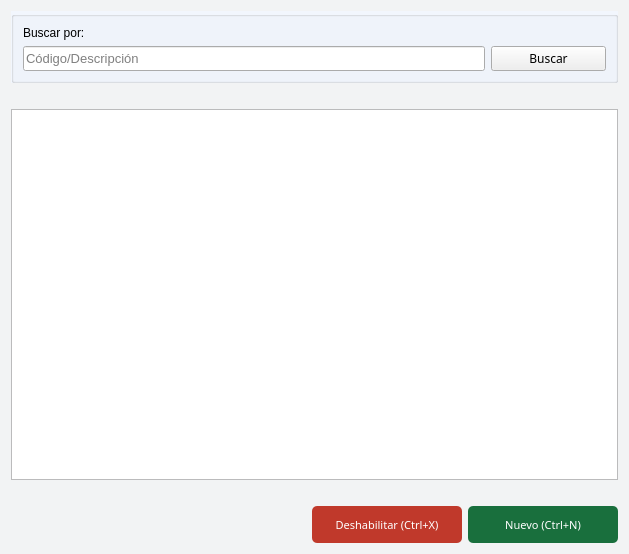
The window that Vistas/gui/listas/proveedores_lista.ui (Lonaris/Corupel) describes before a commit, drawn with Qt 5.
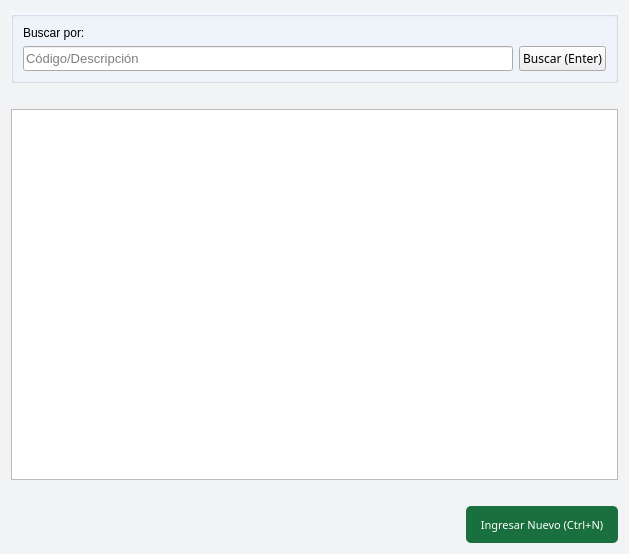
The same window after the commit. Icons and pictures are not drawn.

The edit to the form file:
```diff
--- a/Vistas/gui/listas/proveedores_lista.ui
+++ b/Vistas/gui/listas/proveedores_lista.ui
@@ -483,465 +483,17 @@
         </spacer>
        </item>
        <item>
-        <widget class="QPushButton" name="btn_deshabilitar">
-         <property name="sizePolicy">
-          <sizepolicy hsizetype="Expanding" vsizetype="Expanding">
-           <horstretch>0</horstretch>
-           <verstretch>0</verstretch>
-          </sizepolicy>
+        <spacer name="horizontalSpacer_5">
+         <property name="orientation">
+          <enum>Qt::Horizontal</enum>
          </property>
-         <property name="palette">
-          <palette>
-           <active>
-            <colorrole role="WindowText">
-             <brush brushstyle="SolidPattern">
-              <color alpha="255">
-               <red>255</red>
-               <green>255</green>
-               <blue>255</blue>
-              </color>
-             </brush>
-            </colorrole>
-            <colorrole role="Button">
-             <brush brushstyle="SolidPattern">
-              <color alpha="255">
-               <red>192</red>
-               <green>57</green>
-               <blue>43</blue>
-              </color>
-             </brush>
-            </colorrole>
-            <colorrole role="Light">
-             <brush brushstyle="SolidPattern">
-              <color alpha="255">
-               <red>127</red>
-               <green>255</green>
-               <blue>191</blue>
-              </color>
-             </brush>
-            </colorrole>
-            <colorrole role="Midlight">
-             <brush brushstyle="SolidPattern">
-              <color alpha="255">
-               <red>106</red>
-               <green>212</green>
-               <blue>159</blue>
-              </color>
-             </brush>
-            </colorrole>
-            <colorrole role="Dark">
-             <brush brushstyle="SolidPattern">
-              <color alpha="255">
-               <red>42</red>
-               <green>85</green>
-               <blue>63</blue>
-              </color>
-             </brush>
-            </colorrole>
-            <colorrole role="Mid">
-             <brush brushstyle="SolidPattern">
-              <color alpha="255">
-               <red>56</red>
-               <green>113</green>
-               <blue>84</blue>
-              </color>
-             </brush>
-            </colorrole>
-            <colorrole role="Text">
-             <brush brushstyle="SolidPattern">
-              <color alpha="255">
-               <red>255</red>
-               <green>255</green>
-               <blue>255</blue>
-              </color>
-             </brush>
-            </colorrole>
-            <colorrole role="BrightText">
-             <brush brushstyle="SolidPattern">
-              <color alpha="255">
-               <red>255</red>
-               <green>255</green>
-               <blue>255</blue>
-              </color>
-             </brush>
-            </colorrole>
-            <colorrole role="ButtonText">
-             <brush brushstyle="SolidPattern">
-              <color alpha="255">
-               <red>255</red>
-               <green>255</green>
-               <blue>255</blue>
-              </color>
-             </brush>
-            </colorrole>
-            <colorrole role="Base">
-             <brush brushstyle="SolidPattern">
-              <color alpha="255">
-               <red>192</red>
-               <green>57</green>
-               <blue>43</blue>
-              </color>
-             </brush>
-            </colorrole>
-            <colorrole role="Window">
-             <brush brushstyle="SolidPattern">
-              <color alpha="255">
-               <red>192</red>
-               <green>57</green>
-               <blue>43</blue>
-              </color>
-             </brush>
-            </colorrole>
-            <colorrole role="Shadow">
-             <brush brushstyle="SolidPattern">
-              <color alpha="255">
-               <red>0</red>
-               <green>0</green>
-               <blue>0</blue>
-              </color>
-             </brush>
-            </colorrole>
-            <colorrole role="AlternateBase">
-             <brush brushstyle="SolidPattern">
-              <color alpha="255">
-               <red>170</red>
-               <green>212</green>
-               <blue>191</blue>
-              </color>
-             </brush>
-            </colorrole>
-            <colorrole role="ToolTipBase">
-             <brush brushstyle="SolidPattern">
-              <color alpha="255">
-               <red>255</red>
-               <green>255</green>
-               <blue>220</blue>
-              </color>
-             </brush>
-            </colorrole>
-            <colorrole role="ToolTipText">
-             <brush brushstyle="SolidPattern">
-              <color alpha="255">
-               <red>0</red>
-               <green>0</green>
-               <blue>0</blue>
-              </color>
-             </brush>
-            </colorrole>
-           </active>
-           <inactive>
-            <colorrole role="WindowText">
-             <brush brushstyle="SolidPattern">
-              <color alpha="255">
-               <red>255</red>
-               <green>255</green>
-               <blue>255</blue>
-              </color>
-             </brush>
-            </colorrole>
-            <colorrole role="Button">
-             <brush brushstyle="SolidPattern">
-              <color alpha="255">
-               <red>192</red>
-               <green>57</green>
-               <blue>43</blue>
-              </color>
-             </brush>
-            </colorrole>
-            <colorrole role="Light">
-             <brush brushstyle="SolidPattern">
-              <color alpha="255">
-               <red>127</red>
-               <green>255</green>
-               <blue>191</blue>
-              </color>
-             </brush>
-            </colorrole>
-            <colorrole role="Midlight">
-             <brush brushstyle="SolidPattern">
-              <color alpha="255">
-               <red>106</red>
-               <green>212</green>
-               <blue>159</blue>
-              </color>
-             </brush>
-            </colorrole>
-            <colorrole role="Dark">
-             <brush brushstyle="SolidPattern">
-              <color alpha="255">
-               <red>42</red>
-               <green>85</green>
-               <blue>63</blue>
-              </color>
-             </brush>
-            </colorrole>
-            <colorrole role="Mid">
-             <brush brushstyle="SolidPattern">
-              <color alpha="255">
-               <red>56</red>
-               <green>113</green>
-               <blue>84</blue>
-              </color>
-             </brush>
-            </colorrole>
-            <colorrole role="Text">
-             <brush brushstyle="SolidPattern">
-              <color alpha="255">
-               <red>255</red>
-               <green>255</green>
-               <blue>255</blue>
-              </color>
-             </brush>
-            </colorrole>
-            <colorrole role="BrightText">
-             <brush brushstyle="SolidPattern">
-              <color alpha="255">
-               <red>255</red>
-               <green>255</green>
-               <blue>255</blue>
-              </color>
-             </brush>
-            </colorrole>
-            <colorrole role="ButtonText">
-             <brush brushstyle="SolidPattern">
-              <color alpha="255">
-               <red>255</red>
-               <green>255</green>
-               <blue>255</blue>
-              </color>
-             </brush>
-            </colorrole>
-            <colorrole role="Base">
-             <brush brushstyle="SolidPattern">
-              <color alpha="255">
-               <red>192</red>
-               <green>57</green>
-               <blue>43</blue>
-              </color>
-             </brush>
-            </colorrole>
-            <colorrole role="Window">
-             <brush brushstyle="SolidPattern">
-              <color alpha="255">
-               <red>192</red>
-               <green>57</green>
-               <blue>43</blue>
-              </color>
-             </brush>
-            </colorrole>
-            <colorrole role="Shadow">
-             <brush brushstyle="SolidPattern">
-              <color alpha="255">
-               <red>0</red>
-               <green>0</green>
-               <blue>0</blue>
-              </color>
-             </brush>
-            </colorrole>
-            <colorrole role="AlternateBase">
-             <brush brushstyle="SolidPattern">
-              <color alpha="255">
-               <red>170</red>
-               <green>212</green>
-               <blue>191</blue>
-              </color>
-             </brush>
-            </colorrole>
-            <colorrole role="ToolTipBase">
-             <brush brushstyle="SolidPattern">
-              <color alpha="255">
-               <red>255</red>
-               <green>255</green>
-               <blue>220</blue>
-              </color>
-             </brush>
-            </colorrole>
-            <colorrole role="ToolTipText">
-             <brush brushstyle="SolidPattern">
-              <color alpha="255">
-               <red>0</red>
-               <green>0</green>
-               <blue>0</blue>
-              </color>
-             </brush>
-            </colorrole>
-           </inactive>
-           <disabled>
-            <colorrole role="WindowText">
-             <brush brushstyle="SolidPattern">
-              <color alpha="255">
-               <red>255</red>
-               <green>255</green>
-               <blue>255</blue>
-              </color>
-             </brush>
-            </colorrole>
-            <colorrole role="Button">
-             <brush brushstyle="SolidPattern">
-              <color alpha="255">
-               <red>192</red>
-               <green>57</green>
-               <blue>43</blue>
-              </color>
-             </brush>
-            </colorrole>
-            <colorrole role="Light">
-             <brush brushstyle="SolidPattern">
-              <color alpha="255">
-               <red>127</red>
-               <green>255</green>
-               <blue>191</blue>
-              </color>
-             </brush>
-            </colorrole>
-            <colorrole role="Midlight">
-             <brush brushstyle="SolidPattern">
-              <color alpha="255">
-               <red>106</red>
-               <green>212</green>
-               <blue>159</blue>
-              </color>
-             </brush>
-            </colorrole>
-            <colorrole role="Dark">
-             <brush brushstyle="SolidPattern">
-              <color alpha="255">
-               <red>42</red>
-               <green>85</green>
-               <blue>63</blue>
-              </color>
-             </brush>
-            </colorrole>
-            <colorrole role="Mid">
-             <brush brushstyle="SolidPattern">
-              <color alpha="255">
-               <red>56</red>
-               <green>113</green>
-               <blue>84</blue>
-              </color>
-             </brush>
-            </colorrole>
-            <colorrole role="Text">
-             <brush brushstyle="SolidPattern">
-              <color alpha="255">
-               <red>255</red>
-               <green>255</green>
-               <blue>255</blue>
-              </color>
-             </brush>
-            </colorrole>
-            <colorrole role="BrightText">
-             <brush brushstyle="SolidPattern">
-              <color alpha="255">
-               <red>255</red>
-               <green>255</green>
-               <blue>255</blue>
-              </color>
-             </brush>
-            </colorrole>
-            <colorrole role="ButtonText">
-             <brush brushstyle="SolidPattern">
-              <color alpha="255">
-               <red>255</red>
-               <green>255</green>
-               <blue>255</blue>
-              </color>
-             </brush>
-            </colorrole>
-            <colorrole role="Base">
-             <brush brushstyle="SolidPattern">
-              <color alpha="255">
-               <red>192</red>
-               <green>57</green>
-               <blue>43</blue>
-              </color>
-             </brush>
-            </colorrole>
-            <colorrole role="Window">
-             <brush brushstyle="SolidPattern">
-              <color alpha="255">
-               <red>192</red>
-               <green>57</green>
-               <blue>43</blue>
-              </color>
-             </brush>
-            </colorrole>
-            <colorrole role="Shadow">
-             <brush brushstyle="SolidPattern">
-              <color alpha="255">
-               <red>0</red>
-               <green>0</green>
-               <blue>0</blue>
-              </color>
-             </brush>
-            </colorrole>
-            <colorrole role="AlternateBase">
-             <brush brushstyle="SolidPattern">
-              <color alpha="255">
-               <red>85</red>
-               <green>170</green>
-               <blue>127</blue>
-              </color>
-             </brush>
-            </colorrole>
-            <colorrole role="ToolTipBase">
-             <brush brushstyle="SolidPattern">
-              <color alpha="255">
-               <red>255</red>
-               <green>255</green>
-               <blue>220</blue>
-              </color>
-             </brush>
-            </colorrole>
-            <colorrole role="ToolTipText">
-             <brush brushstyle="SolidPattern">
-              <color alpha="255">
-               <red>0</red>
-               <green>0</green>
-               <blue>0</blue>
-              </color>
-             </brush>
-            </colorrole>
-           </disabled>
-          </palette>
-         </property>
-         <property name="font">
-          <font>
-           <family>Ariall</family>
-           <pointsize>-1</pointsize>
-          </font>
-         </property>
-         <property name="styleSheet">
-          <string notr="true">#btn_deshabilitar{
-	background-color: #C0392B ;
-	color: #ffffff;
-	font-family: 'Ariall';
-	font-size: 11px;
-	border-radius: 5px;
-	}
-
-#btn_deshabilitar:hover{
-	background-color: #DF013A;
-	}
-</string>
-         </property>
-         <property name="text">
-          <string>Deshabilitar (Ctrl+X)</string>
-         </property>
-         <property name="icon">
-          <iconset>
-           <normaloff>../ico/remove_from_database.ico</normaloff>../ico/remove_from_database.ico</iconset>
-         </property>
-         <property name="iconSize">
+         <property name="sizeHint" stdset="0">
           <size>
-           <width>20</width>
+           <width>40</width>
            <height>20</height>
           </size>
          </property>
-         <property name="shortcut">
-          <string/>
-         </property>
-        </widget>
+        </spacer>
        </item>
        <item>
         <widget class="QPushButton" name="btn_nuevo">
@@ -974,7 +526,7 @@
 </string>
          </property>
          <property name="text">
-          <string>Nuevo (Ctrl+N)</string>
+          <string>Ingresar Nuevo (Ctrl+N)</string>
          </property>
          <property name="icon">
           <iconset>
@@ -1107,7 +659,7 @@
        <property name="title">
         <string/>
        </property>
-       <layout class="QGridLayout" name="gridLayout_3" columnstretch="80,20">
+       <layout class="QGridLayout" name="gridLayout_3" columnstretch="90,10">
         <item row="1" column="0">
          <widget class="QLineEdit" name="ln_buscar">
           <property name="sizePolicy">
@@ -1155,7 +707,7 @@
            <string notr="true"/>
           </property>
           <property name="text">
-           <string>Buscar</string>
+           <string>Buscar (Enter)</string>
           </property>
           <property name="icon">
            <iconset>
```
Left out of the diff: 1 changed line with no effect on the pictures.
